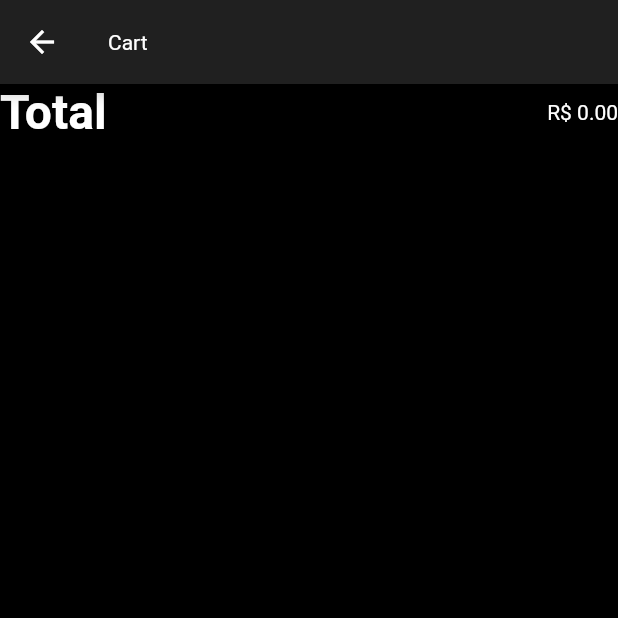
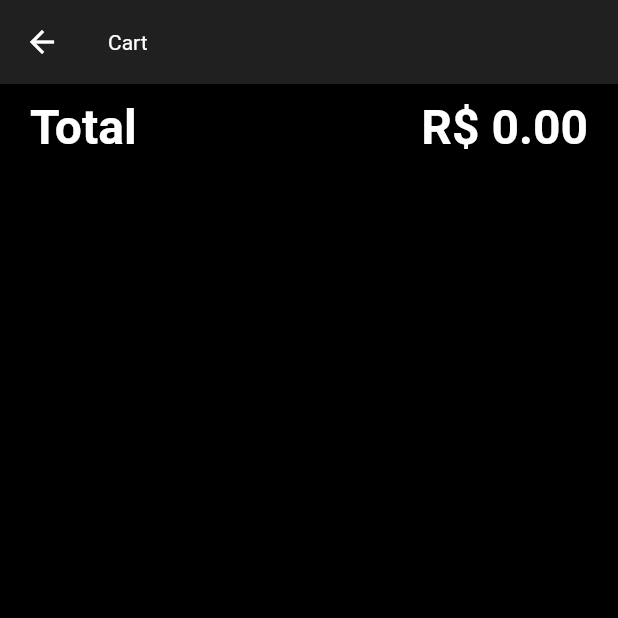
Before and after one commit to lexmarcos/movienight, a Flutter app: the CartScreen screen opened by its route, on a phone screen of 412 x 824 dp, the top half of it. Run offline on Flutter 3.47's test engine with Material 2 defaults, Android fonts, the phone set to English and light mode, and no system bars; our stand-ins replace carousel_slider, flutter_dotenv; missing offline and left inert: localstore; network calls fail.

Commit message:
fix: layout minor fixes

```diff
--- a/app/lib/components/card_movie.dart
+++ b/app/lib/components/card_movie.dart
@@ -66,7 +66,6 @@ class CardMovie extends StatelessWidget {
                             style: const TextStyle(fontSize: 14),
                           ),
                         ),
-                        Text("R\$ 29,99"),
                       ],
                     ),
                   )
--- a/app/lib/screens/cart_screen.dart
+++ b/app/lib/screens/cart_screen.dart
@@ -17,17 +17,16 @@ class _CartScreenState extends State<CartScreen> {
           title: Text('Cart'),
         ),
         body: Consumer<CartStore>(builder: (context, cart, child) {
-          return Column(
+          return Padding(
+            padding: const EdgeInsets.symmetric(horizontal: 20, vertical: 10),
+            child: Column(
               children: [
                 Flexible(
                   child: ListView.builder(
                       shrinkWrap: true,
                       itemCount: cart.productsOnCart.length,
                       itemBuilder: ((context, index) {
-                      return Padding(
-                        padding: const EdgeInsets.symmetric(
-                            horizontal: 20, vertical: 10),
-                        child: Column(
+                        return Column(
                           children: [
                             Row(children: [
                               CircleAvatar(
@@ -54,7 +53,6 @@ class _CartScreenState extends State<CartScreen> {
                                   icon: Icon(Icons.add_circle))
                             ]),
                           ],
-                        ),
                         );
                       })),
                 ),
@@ -62,12 +60,15 @@ class _CartScreenState extends State<CartScreen> {
                   mainAxisAlignment: MainAxisAlignment.spaceBetween,
                   children: [
                     Text('Total',
-                      style:
-                          TextStyle(fontSize: 32, fontWeight: FontWeight.bold)),
-                  Text('R\$ ${cart.totalPrice.toStringAsFixed(2)}')
+                        style: TextStyle(
+                            fontSize: 32, fontWeight: FontWeight.bold)),
+                    Text('R\$ ${cart.totalPrice.toStringAsFixed(2)}',
+                        style: TextStyle(
+                            fontSize: 32, fontWeight: FontWeight.bold))
                   ],
                 )
               ],
+            ),
           );
         }));
   }
--- a/app/lib/screens/tabs_screen.dart
+++ b/app/lib/screens/tabs_screen.dart
@@ -1,4 +1,5 @@
 import 'package:movienight/components/main_drawer.dart';
+import 'package:movienight/screens/cart_screen.dart';
 import 'package:movienight/screens/home_screen.dart';
 import 'package:movienight/screens/profile_screen.dart';
 import 'package:movienight/screens/movie_screen.dart';
@@ -14,7 +15,7 @@ class TabsScreen extends StatefulWidget {
 class _TabsScreenState extends State<TabsScreen> {
   int _indexSelectedScreen = 0;
 
-  List<Widget> _screens = [Home(), ProfileScreen(), MovieProductsScreen()];
+  List<Widget> _screens = [Home(), ProfileScreen(), CartScreen()];
 
   _selectScreen(int index) {
     setState(() {
@@ -40,7 +41,7 @@ class _TabsScreenState extends State<TabsScreen> {
           BottomNavigationBarItem(icon: Icon(Icons.home), label: 'Home'),
           BottomNavigationBarItem(icon: Icon(Icons.person), label: 'Profile'),
           BottomNavigationBarItem(
-              icon: Icon(Icons.shopping_cart), label: 'Movie Products'),
+              icon: Icon(Icons.shopping_cart), label: 'Cart'),
         ],
       ),
       drawer: MainDrawer(),
```
Lines whose indentation alone changed are shown as unchanged.
